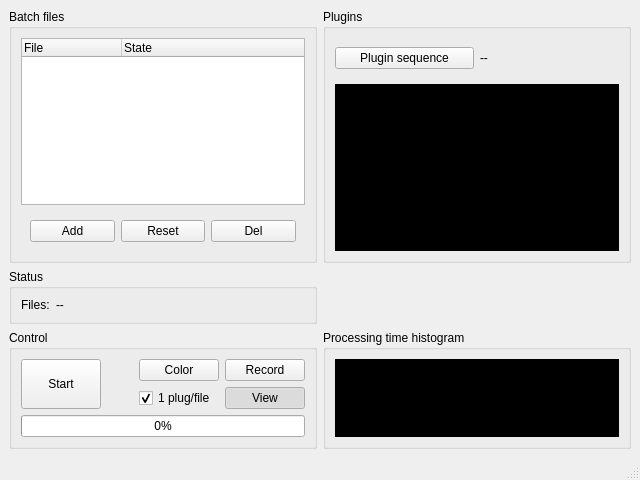
Before: the Qt Designer form main/tools/ui/batchfiltersmainwindow.ui in cseyve/piaf, drawn with Qt 5.
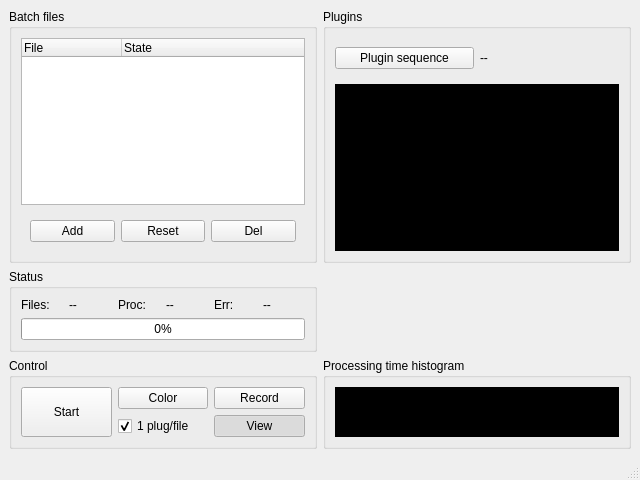
After: the same form once the commit is applied. Icons and pictures are not drawn. Custom widgets are drawn as their Qt base class.

Commit message: Batch: removed creation of Qt widgets in processing thread which crash sometimes

```diff
--- a/main/tools/ui/batchfiltersmainwindow.ui
+++ b/main/tools/ui/batchfiltersmainwindow.ui
@@ -188,13 +188,6 @@
        <string>Control</string>
       </property>
       <layout class="QGridLayout" name="gridLayout_2">
-       <item row="7" column="1" colspan="4">
-        <widget class="QProgressBar" name="progressBar">
-         <property name="value">
-          <number>0</number>
-         </property>
-        </widget>
-       </item>
        <item row="0" column="4">
         <widget class="QPushButton" name="recordButton">
          <property name="toolTip">
@@ -329,8 +322,8 @@
       <property name="title">
        <string>Status</string>
       </property>
-      <layout class="QHBoxLayout" name="horizontalLayout_3">
-       <item>
+      <layout class="QGridLayout" name="gridLayout_3">
+       <item row="0" column="0">
         <widget class="QLabel" name="label">
          <property name="sizePolicy">
           <sizepolicy hsizetype="Minimum" vsizetype="Preferred">
@@ -343,10 +336,10 @@
          </property>
         </widget>
        </item>
-       <item>
+       <item row="0" column="1">
         <widget class="QLabel" name="nbFilesLabel">
          <property name="sizePolicy">
-          <sizepolicy hsizetype="Expanding" vsizetype="Preferred">
+          <sizepolicy hsizetype="Preferred" vsizetype="Preferred">
            <horstretch>0</horstretch>
            <verstretch>0</verstretch>
           </sizepolicy>
@@ -359,6 +352,41 @@
          </property>
         </widget>
        </item>
+       <item row="0" column="2">
+        <widget class="QLabel" name="label_2">
+         <property name="text">
+          <string>Proc:</string>
+         </property>
+        </widget>
+       </item>
+       <item row="0" column="3">
+        <widget class="QLabel" name="nbProcLabel">
+         <property name="text">
+          <string>--</string>
+         </property>
+        </widget>
+       </item>
+       <item row="0" column="4">
+        <widget class="QLabel" name="label_3">
+         <property name="text">
+          <string>Err:</string>
+         </property>
+        </widget>
+       </item>
+       <item row="0" column="5">
+        <widget class="QLabel" name="nbErrLabel">
+         <property name="text">
+          <string>--</string>
+         </property>
+        </widget>
+       </item>
+       <item row="1" column="0" colspan="6">
+        <widget class="QProgressBar" name="progressBar">
+         <property name="value">
+          <number>0</number>
+         </property>
+        </widget>
+       </item>
       </layout>
      </widget>
     </item>
```
The commit also changes 5 other files.
